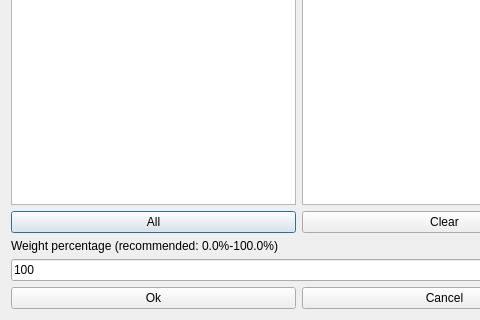
This is fet/src/interface/modifyconstraintactivitiessamestartingtimeform_template.ui in vonmecheln/fet as Qt 5 draws it before an edit; both pictures show x 0 to 480 and y 208 to 528 of the 598 by 528 pixel window. The edited form follows.
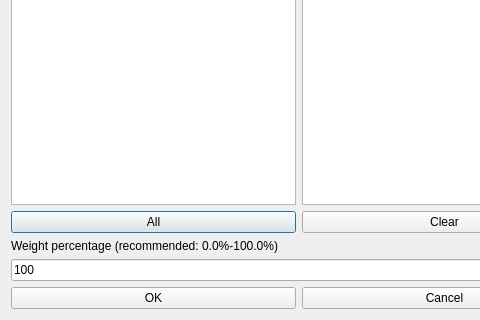
This is the edited form.

```diff
--- a/fet/src/interface/modifyconstraintactivitiessamestartingtimeform_template.ui
+++ b/fet/src/interface/modifyconstraintactivitiessamestartingtimeform_template.ui
@@ -171,7 +171,7 @@
      <item>
       <widget class="QPushButton" name="okPushButton">
        <property name="text">
-        <string>Ok</string>
+        <string>OK</string>
        </property>
       </widget>
      </item>
```
